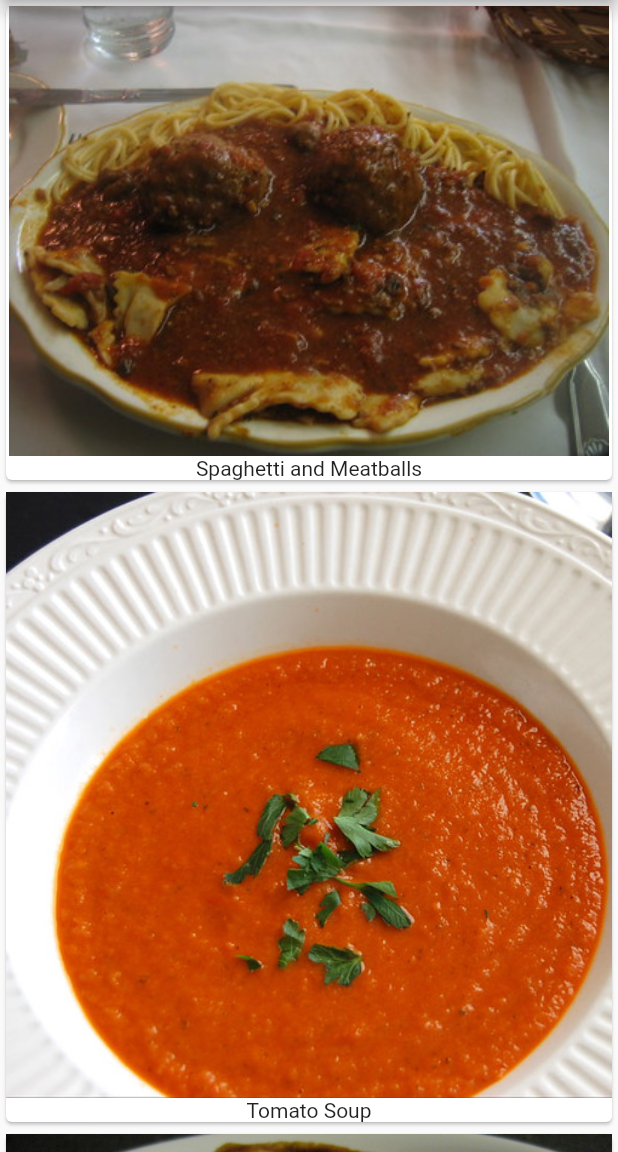
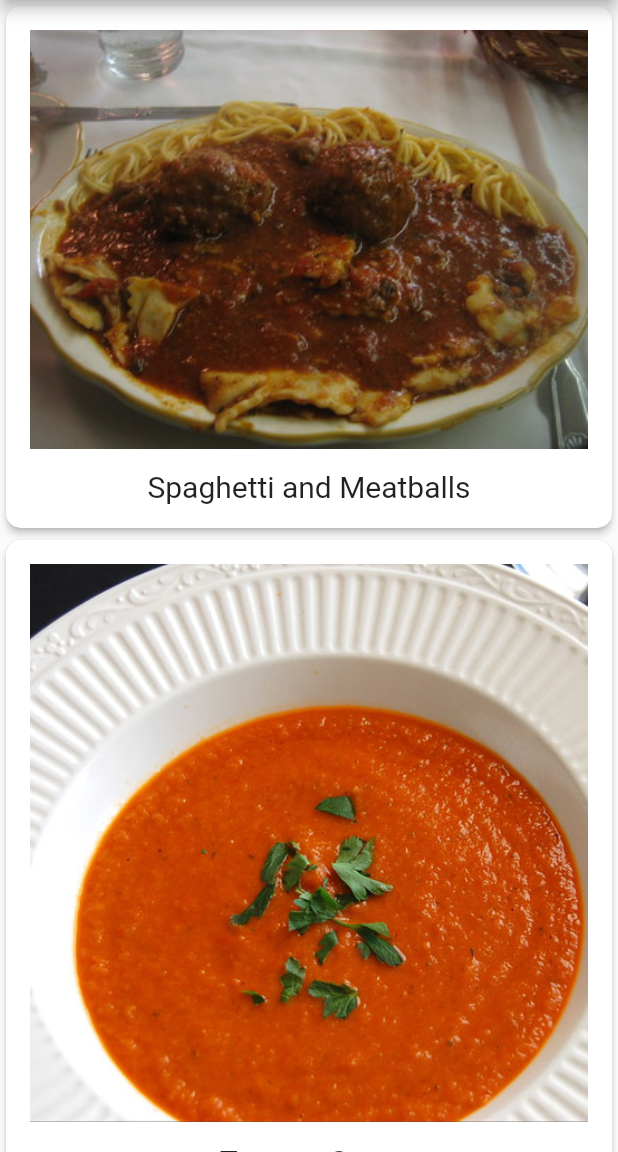
Before and after one commit to lakshayraturi/flta_recipes_app, a Flutter app: the screen it shows after launch, on a phone screen of 412 x 824 dp, the part 84-1236 px from its top. Run offline on Flutter 3.47's test engine with Material 2 defaults, Android fonts, the phone set to English and light mode, and no system bars; Roboto replaces fonts that are missing (Palatino).

Commit message:
Flutter custom styling

```diff
--- a/lib/main.dart
+++ b/lib/main.dart
@@ -32,11 +32,25 @@ class MyHomePage extends StatefulWidget {
 class _MyHomePageState extends State<MyHomePage> {
   Widget buildRecipeCard(Recipe recipe) {
     return Card(
-      child: Column(
-        children: [
-          Image(image: AssetImage(recipe.imageUrl)),
-          Text(recipe.label),
-        ],
+      elevation: 2.0,
+      shape: RoundedRectangleBorder(
+        borderRadius: BorderRadius.circular(10.0),
+      ),
+      child: Padding(
+        padding: const EdgeInsets.all(16.0),
+        child: Column(
+          children: [
+            Image(image: AssetImage(recipe.imageUrl)),
+            SizedBox(
+              height: 14.0,
+            ),
+            Text(recipe.label,
+                style: TextStyle(
+                  fontSize: 20.0,
+                  fontFamily: "Palatino",
+                )),
+          ],
+        ),
       ),
     );
   }
```
